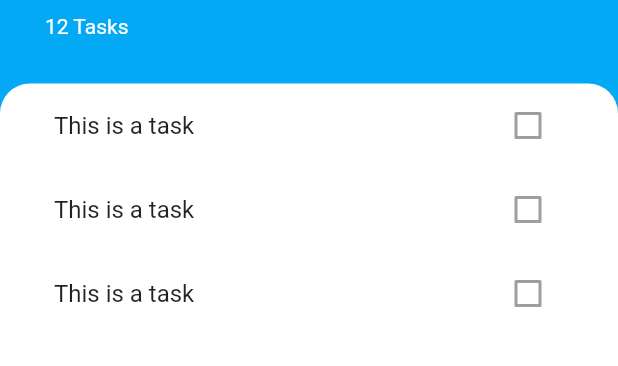
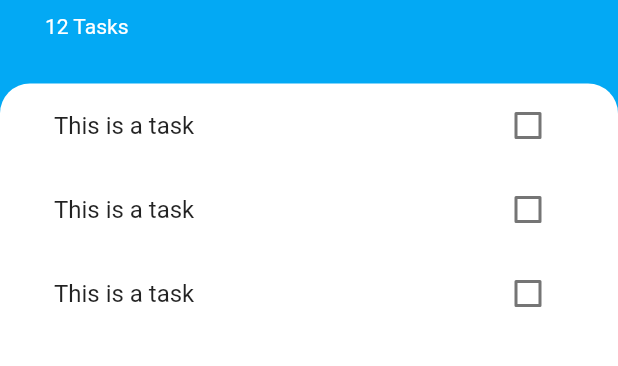
Before and after one commit to jimingoal/todoey_flutter, a Flutter app: the screen it shows after launch, on a phone screen of 412 x 824 dp, the part 203-569 px from its top. Run offline on Flutter 3.47's test engine with Material 2 defaults, Android fonts, the phone set to English and light mode, and no system bars.

Commit message:
체크박스 체크 토글 기능 추가

```diff
--- a/lib/screens/add_task_screen.dart
+++ b/lib/screens/add_task_screen.dart
@@ -38,7 +38,6 @@ class AddTaskScreen extends StatelessWidget {
                 ),
               ),
               color: Colors.lightBlueAccent,
-              height: 30.0,
             )
           ],
         ),
--- a/lib/widgets/task_tile.dart
+++ b/lib/widgets/task_tile.dart
@@ -5,7 +5,28 @@ class TaskTile extends StatelessWidget {
   Widget build(BuildContext context) {
     return ListTile(
       title: Text('This is a task'),
-      trailing: Checkbox(value: false, onChanged: null),
+      trailing: TaskCheckbox(),
     );
   }
 }
+
+class TaskCheckbox extends StatefulWidget {
+  @override
+  _TaskCheckboxState createState() => _TaskCheckboxState();
+}
+
+class _TaskCheckboxState extends State<TaskCheckbox> {
+  bool isChecked = false;
+
+  @override
+  Widget build(BuildContext context) {
+    return Checkbox(
+        activeColor: Colors.lightBlueAccent,
+        value: isChecked,
+        onChanged: (newValue) {
+          setState(() {
+            isChecked = newValue;
+          });
+        });
+  }
+}
```
Also changed, not shown: pubspec.lock.
